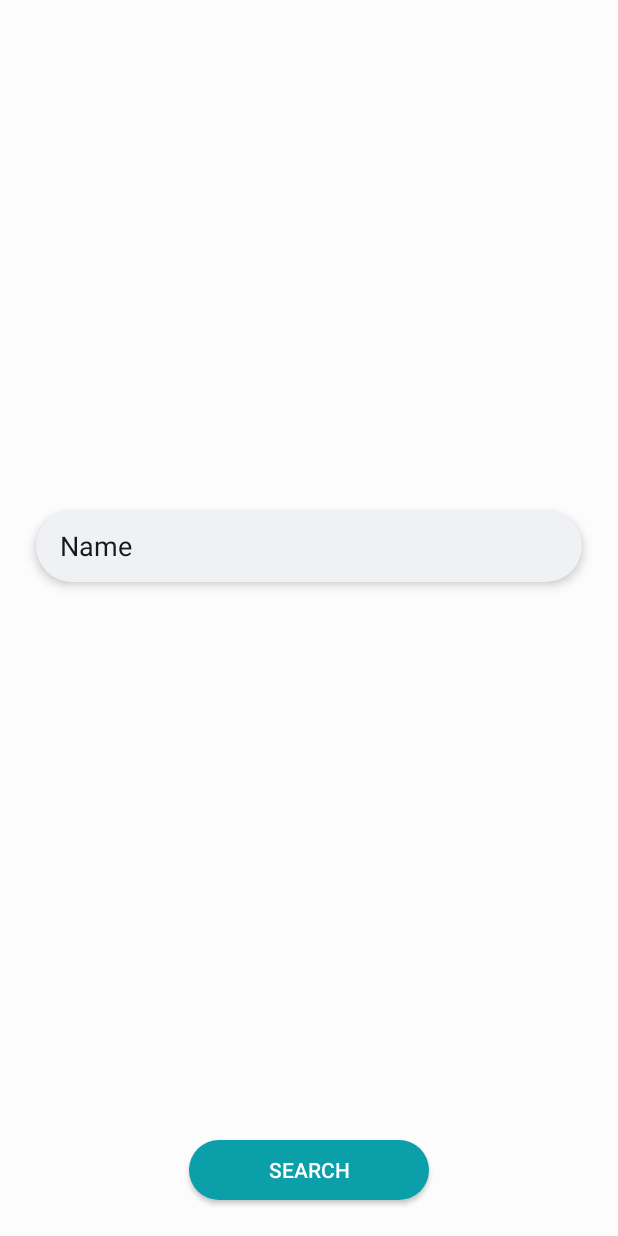
After one commit to elblasco/LPSMT, an Android app: the layout add_library_layout.xml on its own in the app's theme, with its tools: preview values and no code run, on a phone screen of 412 x 824 dp. The commit adds this screen. Run offline under Robolectric (Android 15) with nearby library versions, the phone set to English and light mode, and no system bars.

Commit message:
Layout for add-library

```diff
--- /dev/null
+++ b/implementation/mangaCheck/app/src/main/res/layout/add_library_layout.xml
@@ -0,0 +1,55 @@
+<?xml version="1.0" encoding="utf-8"?>
+<androidx.constraintlayout.widget.ConstraintLayout xmlns:android="http://schemas.android.com/apk/res/android"
+    xmlns:app="http://schemas.android.com/apk/res-auto"
+    xmlns:tools="http://schemas.android.com/tools"
+    android:layout_width="match_parent"
+    android:layout_height="match_parent"
+    android:background="@color/Natural_99"
+    android:clipChildren="false"
+    android:clipToPadding="false"
+    android:fitsSystemWindows="true"
+    tools:context=".MainActivity">
+
+    <LinearLayout
+        android:layout_width="match_parent"
+        android:layout_height="wrap_content"
+        android:clipChildren="false"
+        android:clipToPadding="false"
+        android:orientation="vertical"
+        android:padding="@dimen/U_3"
+        app:layout_constraintBottom_toTopOf="@+id/submit_button"
+        app:layout_constraintEnd_toEndOf="parent"
+        app:layout_constraintStart_toStartOf="parent"
+        app:layout_constraintTop_toTopOf="parent">
+
+        <EditText
+            android:id="@+id/comic_name"
+            android:layout_width="match_parent"
+            android:layout_height="@dimen/U_6"
+            android:layout_marginBottom="32dp"
+            android:autofillHints="MangaName"
+            android:background="@drawable/text_input"
+            android:elevation="@dimen/U_half"
+            android:hint="@string/add_comic_ch_name"
+            android:inputType="text"
+            android:paddingStart="@dimen/U_2"
+            android:paddingEnd="0dp"
+            android:textColor="?colorOnSurface"
+            android:textColorHint="?colorOnSurface" />
+
+
+    </LinearLayout>
+
+    <Button
+        android:id="@+id/submit_button"
+        android:layout_width="@dimen/U_20"
+        android:layout_height="@dimen/U_5"
+        android:layout_marginBottom="@dimen/U_3"
+        android:background="@drawable/submit_button"
+        android:elevation="@dimen/U_1"
+        android:text="@string/add_library_submit"
+        app:layout_constraintBottom_toBottomOf="parent"
+        app:layout_constraintEnd_toEndOf="parent"
+        app:layout_constraintStart_toStartOf="parent" />
+
+</androidx.constraintlayout.widget.ConstraintLayout>
--- a/implementation/mangaCheck/app/src/main/res/values/strings.xml
+++ b/implementation/mangaCheck/app/src/main/res/values/strings.xml
@@ -29,4 +29,6 @@
 
     <string name="missing">Lorem Ipsum</string>
     <string name="search_dialog_header">Search</string>
+
+    <string name="add_library_submit">Search</string>
 </resources>
```
